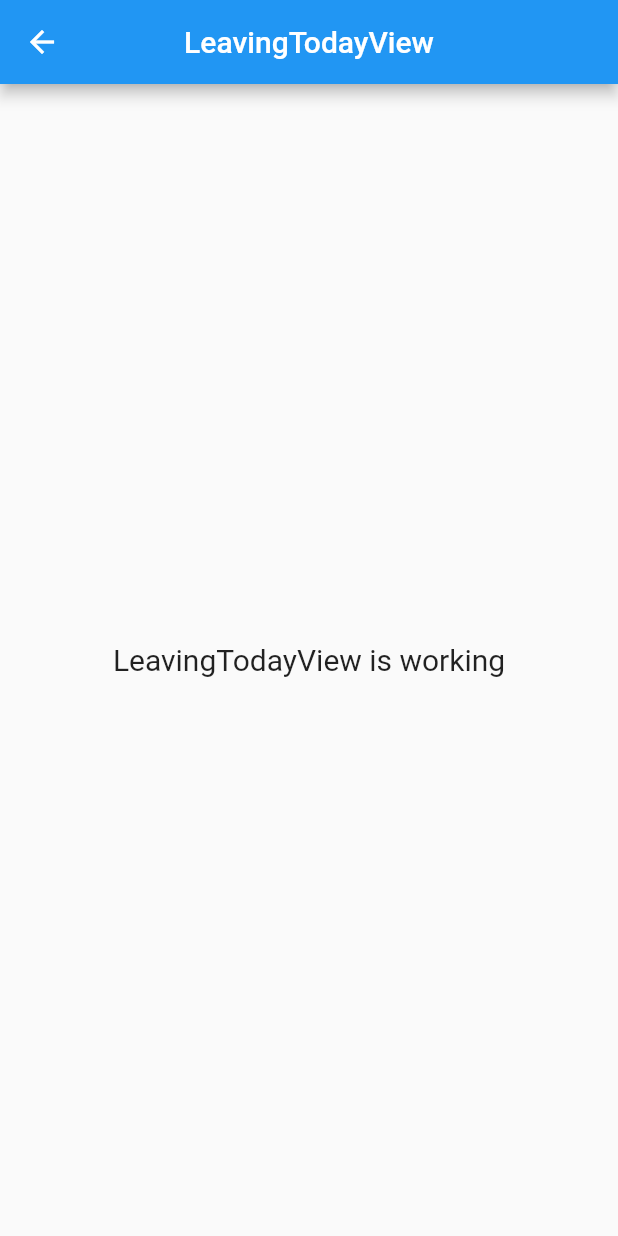
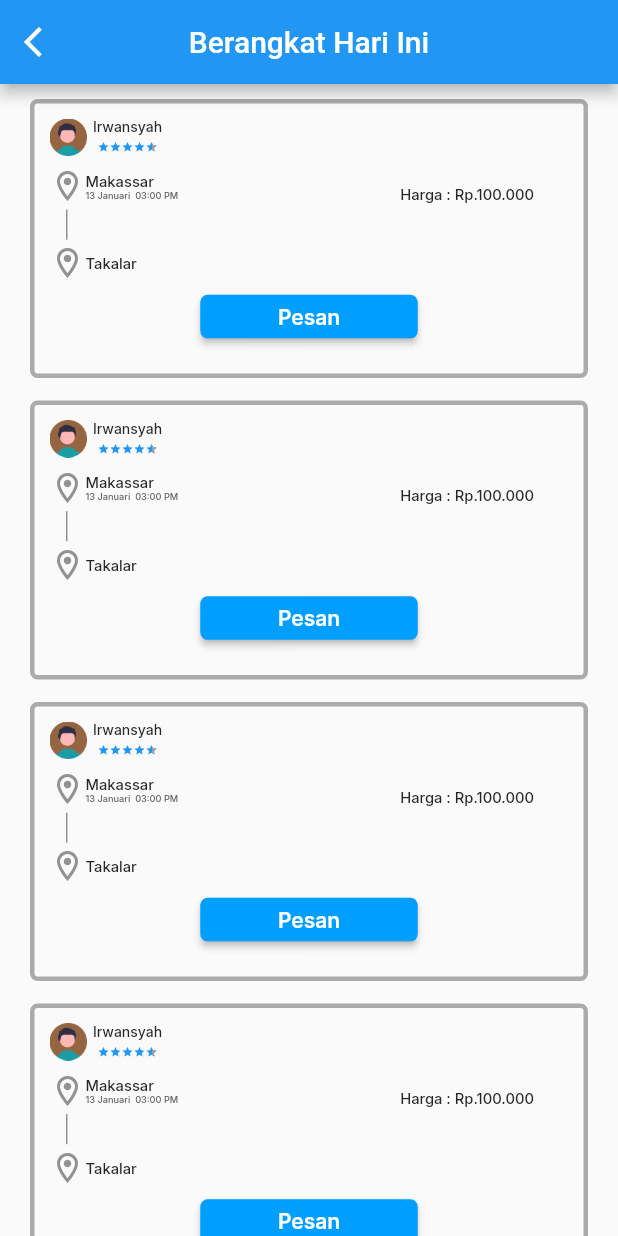
Before and after one commit to Dhaniramli/satuarah-app, a Flutter app: the LeavingTodayView screen opened by its route, on a phone screen of 412 x 824 dp. Run offline on Flutter 3.47's test engine with Material 2 defaults, Android fonts, the phone set to English and light mode, and no system bars; our stand-ins replace cloud_firestore, firebase_auth, firebase_core, flutter_switch, get, google_fonts; accounts and stored records are empty.

Commit message:
tampilan leaving today

```diff
--- a/lib/app/modules/home/views/home_view.dart
+++ b/lib/app/modules/home/views/home_view.dart
@@ -109,7 +109,7 @@ class HomeView extends GetView<HomeController> {
                   ButtonBox(
                     icon: "assets/bhi.png",
                     tittLe: "Berangkat ini hari",
-                    onTap: const LeavingTodayView(),
+                    onTap: LeavingTodayView(),
                   ),
                   ButtonBox(
                     icon: "assets/carit.png",
--- a/lib/app/modules/leaving_today/views/leaving_today_view.dart
+++ b/lib/app/modules/leaving_today/views/leaving_today_view.dart
@@ -2,22 +2,35 @@ import 'package:flutter/material.dart';
 
 import 'package:get/get.dart';
 
+import '../../../../theme.dart';
 import '../controllers/leaving_today_controller.dart';
+import 'widgets/card_full.dart';
 
 class LeavingTodayView extends GetView<LeavingTodayController> {
-  const LeavingTodayView({Key? key}) : super(key: key);
+  LeavingTodayView({Key? key}) : super(key: key);
+
+  final List<Widget> myLeavings = List.generate(
+    20,
+    (index) => const CardFull(),
+  ).reversed.toList();
+
   @override
   Widget build(BuildContext context) {
     return Scaffold(
       appBar: AppBar(
-        title: const Text('LeavingTodayView'),
+        title: const Text('Berangkat Hari Ini'),
         centerTitle: true,
+        leading: IconButton(
+          onPressed: () => Get.back(),
+          icon: const Icon(
+            Icons.arrow_back_ios,
+            color: white,
+          ),
+        ),
       ),
-      body: const Center(
-        child: Text(
-          'LeavingTodayView is working',
-          style: TextStyle(fontSize: 20),
-        ),
+      body: ListView.builder(
+        itemCount: myLeavings.length,
+        itemBuilder: (context, index) => myLeavings[index],
       ),
     );
   }
--- /dev/null
+++ b/lib/app/modules/leaving_today/views/widgets/card_full.dart
@@ -0,0 +1,161 @@
+import 'package:flutter/material.dart';
+
+import '../../../../../shared/rating_bar.dart';
+import '../../../../../theme.dart';
+
+class CardFull extends StatelessWidget {
+  const CardFull({
+    super.key,
+  });
+
+  @override
+  Widget build(BuildContext context) {
+    return Container(
+      margin: const EdgeInsets.only(right: 20, left: 20, bottom: 5, top: 10),
+      padding: const EdgeInsets.all(10),
+      decoration: BoxDecoration(
+          border: Border.all(color: grayDuaColor, width: 3),
+          borderRadius: BorderRadius.circular(5)),
+      child: SizedBox(
+        height: 160,
+        width: double.infinity,
+        child: Column(
+          children: [
+            Row(
+              children: [
+                SizedBox(
+                  height: 25,
+                  child: Row(
+                    children: [
+                      Container(
+                        height: 25.0,
+                        width: 25.0,
+                        decoration: BoxDecoration(
+                            borderRadius: BorderRadius.circular(50)),
+                        child: Image.asset(
+                          "assets/profile.png",
+                          width: 25.0,
+                          height: 25.0,
+                          fit: BoxFit.fill,
+                        ),
+                      ),
+                      const SizedBox(width: 4),
+                      Column(
+                        children: [
+                          Text(
+                            "Irwansyah",
+                            style: textBlackDuaStyle.copyWith(
+                              fontSize: 9.33,
+                              fontWeight: medium,
+                            ),
+                          ),
+                          Container(
+                            margin: const EdgeInsets.only(top: 4),
+                            height: 8,
+                            width: 40,
+                            child: const RatingBar(
+                              rating: 4.5,
+                              ratingCount: 12,
+                              size: 8,
+                            ),
+                          )
+                        ],
+                      ),
+                    ],
+                  ),
+                )
+              ],
+            ),
+            Container(
+              margin: const EdgeInsets.only(top: 8),
+              child: Row(
+                crossAxisAlignment: CrossAxisAlignment.start,
+                mainAxisAlignment: MainAxisAlignment.spaceBetween,
+                children: [
+                  Column(
+                    crossAxisAlignment: CrossAxisAlignment.start,
+                    children: [
+                      Row(
+                        children: [
+                          Icon(Icons.location_on_outlined,
+                              color: grayTigaColor),
+                          Column(
+                            crossAxisAlignment: CrossAxisAlignment.start,
+                            children: [
+                              Text(
+                                'Makassar',
+                                style: textBlackDuaStyle.copyWith(
+                                    fontSize: 9.83, fontWeight: medium),
+                              ),
+                              Text(
+                                '13 Januari  03:00 PM',
+                                style: textGrayStyle.copyWith(
+                                    fontSize: 6.13, fontWeight: medium),
+                              ),
+                            ],
+                          ),
+                        ],
+                      ),
+                      Container(
+                        width: 1,
+                        height: 20,
+                        color: grayTigaColor,
+                        margin: const EdgeInsets.only(
+                            left: 11, top: 3.79, bottom: 3.79),
+                      ),
+                      Row(
+                        children: [
+                          Icon(Icons.location_on_outlined,
+                              color: grayTigaColor),
+                          Text(
+                            'Takalar',
+                            style: textBlackDuaStyle.copyWith(
+                                fontSize: 9.83, fontWeight: medium),
+                          ),
+                        ],
+                      ),
+                    ],
+                  ),
+                  Container(
+                    margin: const EdgeInsets.only(right: 23, top: 11),
+                    child: Text(
+                      'Harga : Rp.100.000',
+                      style: textBlackDuaStyle.copyWith(
+                          fontSize: 9.83, fontWeight: medium),
+                    ),
+                  )
+                ],
+              ),
+            ),
+            const SizedBox(height: 9),
+            Row(
+              mainAxisAlignment: MainAxisAlignment.center,
+              children: [
+                SizedBox(
+                  width: 145,
+                  height: 29,
+                  child: ElevatedButton(
+                    onPressed: () {},
+                    style: ElevatedButton.styleFrom(
+                      backgroundColor: primaryColor,
+                      shape: RoundedRectangleBorder(
+                        borderRadius: BorderRadius.circular(5),
+                      ),
+                    ),
+                    child: Text(
+                      "Pesan",
+                      style: textWhiteStyle.copyWith(
+                        fontSize: 14,
+                        fontWeight: semiBold,
+                      ),
+                    ),
+                  ),
+                ),
+              ],
+            )
+          ],
+        ),
+      ),
+    );
+  }
+}
--- a/lib/app/routes/app_pages.dart
+++ b/lib/app/routes/app_pages.dart
@@ -54,7 +54,7 @@ class AppPages {
     ),
     GetPage(
       name: _Paths.LEAVING_TODAY,
-      page: () => const LeavingTodayView(),
+      page: () => LeavingTodayView(),
       binding: LeavingTodayBinding(),
     ),
     GetPage(
--- a/lib/main.dart
+++ b/lib/main.dart
@@ -26,27 +26,27 @@ class MyApp extends StatelessWidget {
 
   @override
   Widget build(BuildContext context) {
-    // return GetMaterialApp(
+    return GetMaterialApp(
+          debugShowCheckedModeBanner: false,
+          title: "Application",
+          initialRoute: Routes.LEAVING_TODAY,
+          getPages: AppPages.routes,
+        );
+
+    // return StreamBuilder<User?>(
+    //   stream: auth.authStateChanges(),
+    //   builder: (context, snapAuth) {
+    //     if (snapAuth.connectionState == ConnectionState.waiting) {
+    //       return const LoadingView();
+    //     }
+
+    //     return GetMaterialApp(
     //       debugShowCheckedModeBanner: false,
     //       title: "Application",
-    //       initialRoute: Routes.signUp,
+    //       initialRoute: snapAuth.hasData ? Routes.mainNavigation : Routes.signIn,
     //       getPages: AppPages.routes,
     //     );
-
-    return StreamBuilder<User?>(
-      stream: auth.authStateChanges(),
-      builder: (context, snapAuth) {
-        if (snapAuth.connectionState == ConnectionState.waiting) {
-          return const LoadingView();
-        }
-
-        return GetMaterialApp(
-          debugShowCheckedModeBanner: false,
-          title: "Application",
-          initialRoute: snapAuth.hasData ? Routes.mainNavigation : Routes.signIn,
-          getPages: AppPages.routes,
-        );
-      },
-    );
+    //   },
+    // );
   }
 }
```
